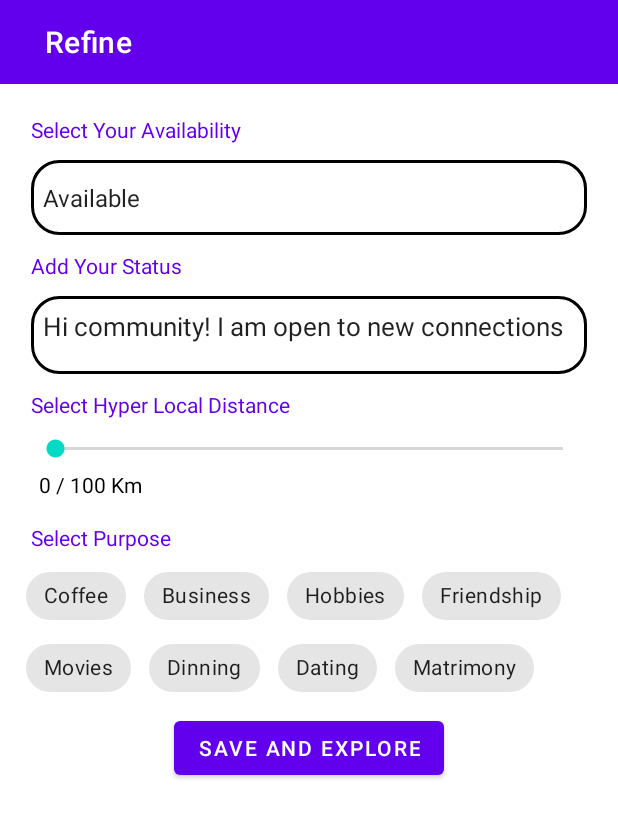
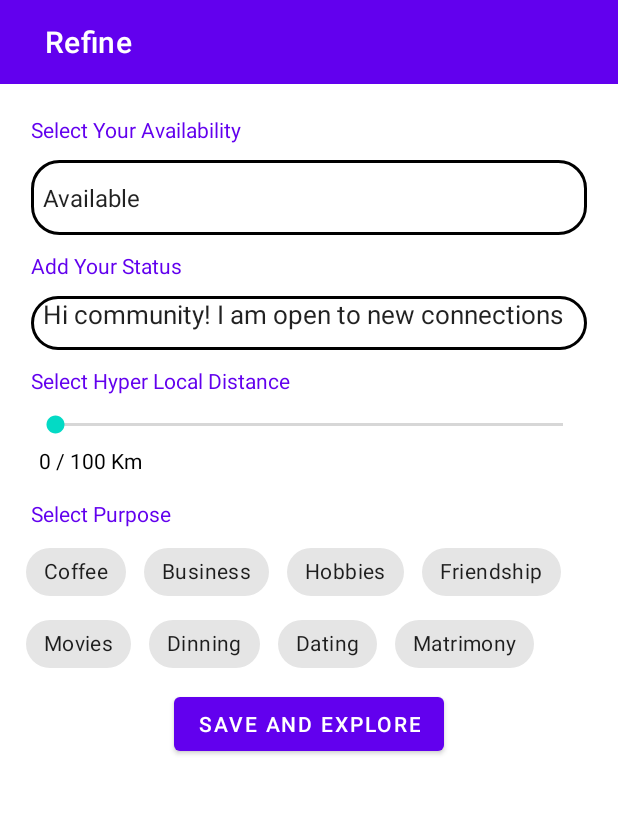
Before and after one commit to sarveshpatelsp/Netclan-Explorer-Clone, an Android app: the Refine screen opened directly, with no data from a screen before it, on a phone screen of 412 x 824 dp. Shown: the top 818 px of the screen. Run offline under Robolectric (Android 15) with nearby library versions, the phone set to English and light mode, and no system bars.

Commit message:
This is the clone of Netclan Explorer App.

```diff
--- a/app/src/main/res/layout/activity_refine.xml
+++ b/app/src/main/res/layout/activity_refine.xml
@@ -61,7 +61,7 @@
         <EditText
 
             android:layout_width="match_parent"
-            android:layout_height="52dp"
+            android:layout_height="wrap_content"
             android:layout_margin="5dp"
             android:background="@drawable/custom_search"
             android:paddingLeft="8dp"
```
